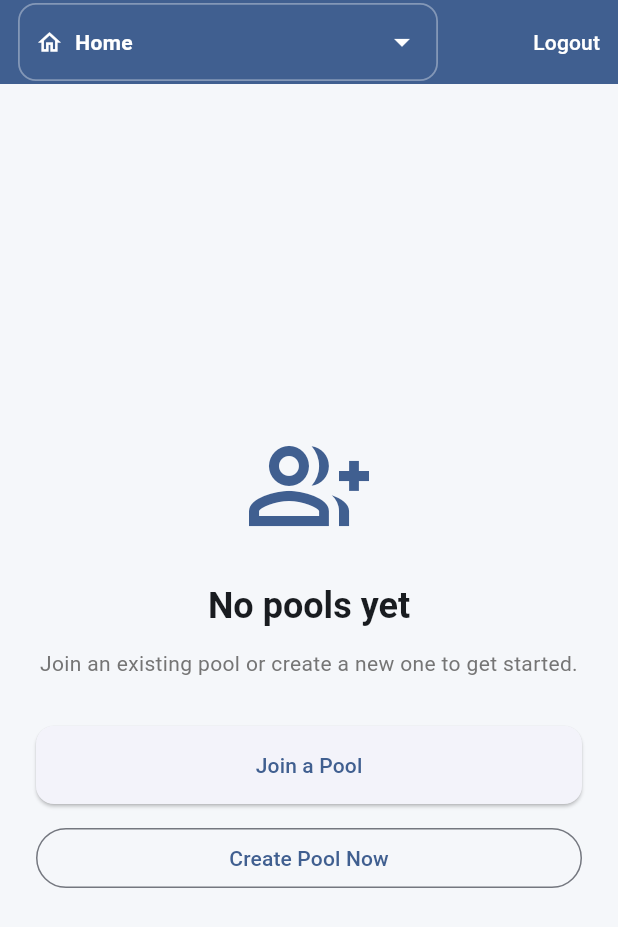
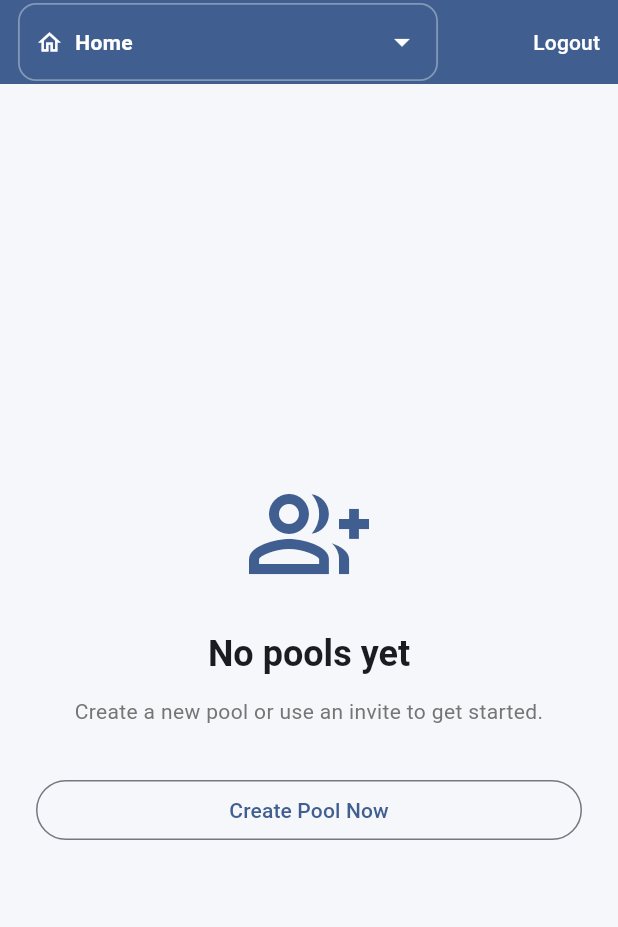
Before and after one commit to jjjacobsen/survivor-pool, a Flutter app: the HomePage screen opened directly with empty values, on a phone screen of 412 x 824 dp. Shown: the top 927 px of the screen. Run offline on Flutter 3.47's test engine with Material 3 defaults, Android fonts, the phone set to English and light mode, and no system bars; network calls fail.

Commit message:
remove the join pool button, pools will be private

```diff
--- a/frontend/survivor_pool/lib/main.dart
+++ b/frontend/survivor_pool/lib/main.dart
@@ -459,12 +459,6 @@ class _HomePageState extends State<HomePage> {
     _loadPools();
   }
 
-  void _showComingSoon(String action) {
-    ScaffoldMessenger.of(
-      context,
-    ).showSnackBar(SnackBar(content: Text('$action coming soon.')));
-  }
-
   String _parseErrorMessage(String body) {
     try {
       final decoded = json.decode(body);
@@ -757,7 +751,7 @@ class _HomePageState extends State<HomePage> {
                         const SizedBox(height: 12),
                         Text(
                           _pools.isEmpty
-                              ? 'Join an existing pool or create a new one to get started.'
+                              ? 'Create a new pool or use an invite to get started.'
                               : 'Choose a default pool from the dropdown above to view its details.',
                           style: theme.textTheme.bodyMedium?.copyWith(
                             color: Colors.grey[600],
@@ -765,14 +759,6 @@ class _HomePageState extends State<HomePage> {
                           textAlign: TextAlign.center,
                         ),
                         const SizedBox(height: 32),
-                        SizedBox(
-                          width: double.infinity,
-                          child: ElevatedButton(
-                            onPressed: () => _showComingSoon('Join pool'),
-                            child: const Text('Join a Pool'),
-                          ),
-                        ),
-                        const SizedBox(height: 12),
                         SizedBox(
                           width: double.infinity,
                           child: OutlinedButton(
```
